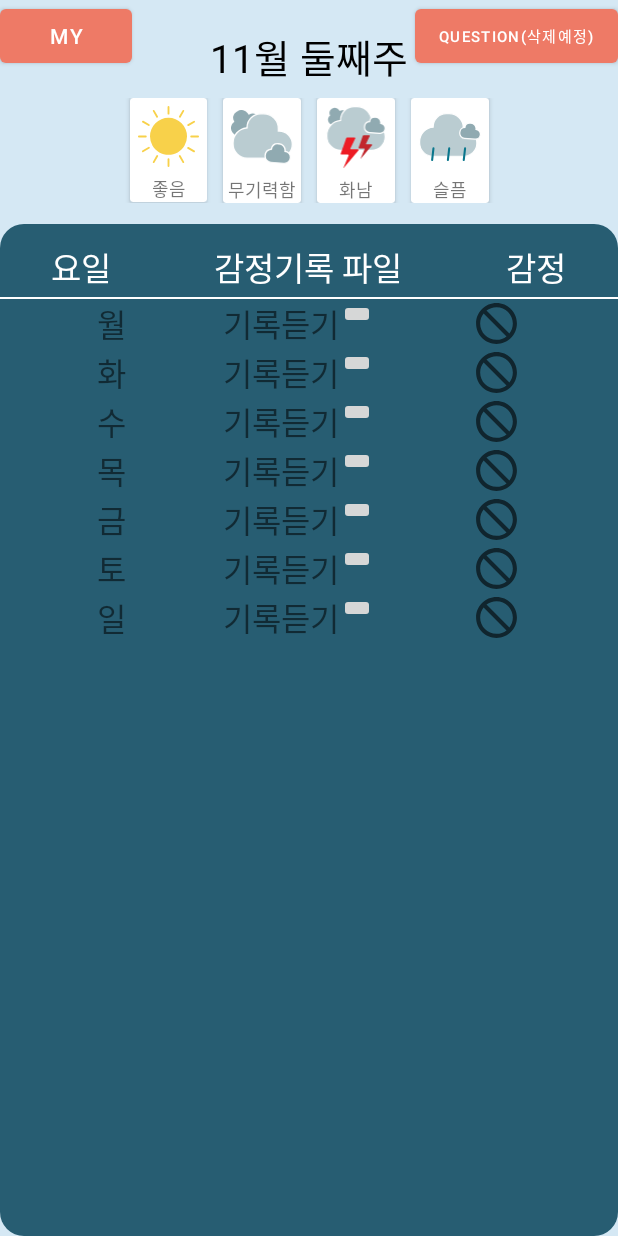
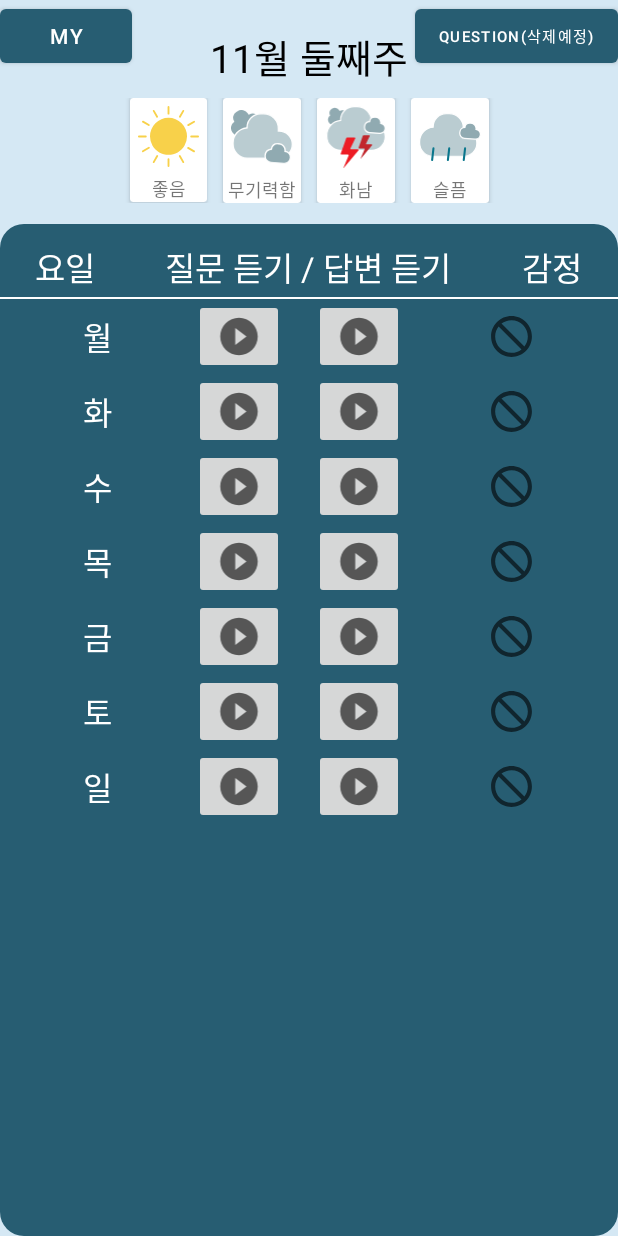
Before and after one commit to DGU-Post-IT/DangNaGwiGwi, an Android app: the screen it shows after launch (MainActivity), on a phone screen of 412 x 824 dp. Run offline under Robolectric (Android 15) with nearby library versions, the phone set to English and light mode, and no system bars; our stand-ins replace Firebase (no records; nobody signed in at launch, a user with empty details on screens opened directly), data binding.

Commit message:
211127 Main, Login Layout 수정

```diff
--- a/app/src/main/java/com/example/postit/MainViewModel.java
+++ b/app/src/main/java/com/example/postit/MainViewModel.java
@@ -50,7 +50,7 @@ public class MainViewModel extends AndroidViewModel {
     void fetchWeeklyData() {
         if (auth.getCurrentUser() == null) return;
         HashMap<String,String> audioMap = new HashMap<>();
-        HashMap<DayOfWeek,Integer> emotionMap = new HashMap<>();
+        HashMap<DayOfWeek,Integer> emotionMap2 = new HashMap<>();
 
         Log.d("mainviewmodel", "fetch data" + "");
         db.collection("users").document(auth.getCurrentUser().getUid())
@@ -67,10 +67,10 @@ public class MainViewModel extends AndroidViewModel {
                             LocalDate localDate = er.getTime().toInstant() // Date -> Instant
                                     .atZone(ZoneId.systemDefault()) // Instant -> ZonedDateTime
                                     .toLocalDate();
-                            emotionMap.put(localDate.getDayOfWeek(),er.getEmotion());
+                            emotionMap2.put(localDate.getDayOfWeek(),er.getEmotion());
 
                         }
-                        this.emotionMap.setValue(emotionMap);
+                        this.emotionMap.setValue(emotionMap2);
                     }
                 });
         db.collection("users").document(auth.getCurrentUser().getUid())
--- a/app/src/main/res/layout/activity_main.xml
+++ b/app/src/main/res/layout/activity_main.xml
@@ -78,7 +78,7 @@
                     android:layout_height="wrap_content"
                     android:layout_weight="1"
                     android:gravity="center"
-                    android:text="감정기록 파일"
+                    android:text="질문 듣기 / 답변 듣기"
                     android:textColor="@color/white"
                     android:textSize="22sp" />
 
@@ -101,7 +101,7 @@
 
             <include
                 android:id="@+id/monday"
-                layout="@layout/item_day_emotion" />
+                layout="@layout/item_day_emotion"/>
 
             <include
                 android:id="@+id/tuesday"
--- a/app/src/main/res/layout/activity_profile.xml
+++ b/app/src/main/res/layout/activity_profile.xml
@@ -5,7 +5,7 @@
     android:layout_width="match_parent"
     android:layout_height="match_parent"
     xmlns:app="http://schemas.android.com/apk/res-auto"
-    android:background="@color/light_pink">
+    android:background="@color/sky_blue">
 
     <EditText
         android:id="@+id/id_edit_text"
@@ -48,9 +48,10 @@
         android:layout_width="0dp"
         android:layout_height="0dp"
         android:layout_marginTop="12dp"
-        android:background="@drawable/radius_button"
+        android:backgroundTint="@color/blue_green"
         android:text="로그인"
-        android:textColor="@color/black"
+        android:textColor="@color/white"
+
         android:textSize="20sp" />
 
     <androidx.appcompat.widget.AppCompatButton
@@ -102,6 +103,7 @@
             android:layout_height="wrap_content"
             android:layout_marginTop="20dp"
             android:id="@+id/button_notification"
+            android:backgroundTint="@color/blue_green"
             android:layout_gravity="center"/>
 
 
--- a/app/src/main/res/layout/item_day_emotion.xml
+++ b/app/src/main/res/layout/item_day_emotion.xml
@@ -4,7 +4,7 @@
     xmlns:app="http://schemas.android.com/apk/res-auto"
     xmlns:tools="http://schemas.android.com/tools"
     android:layout_width="match_parent"
-    android:layout_height="wrap_content">
+    android:layout_height="50dp">
 
     <TextView
         android:id="@+id/week_day_text_view"
@@ -17,11 +17,12 @@
         app:layout_constraintEnd_toStartOf="@id/play_layout"
         app:layout_constraintStart_toStartOf="parent"
         app:layout_constraintTop_toTopOf="parent"
-        tools:text="월" />
+        tools:text="월"
+        android:textColor="@color/white"/>
 
     <LinearLayout
         android:layout_width="wrap_content"
-        android:layout_height="0dp"
+        android:layout_height="50dp"
         android:id="@+id/play_layout"
         app:layout_constraintTop_toTopOf="@id/week_day_text_view"
         app:layout_constraintBottom_toBottomOf="@id/week_day_text_view"
@@ -30,20 +31,21 @@
         android:orientation="horizontal"
         >
 
-        <TextView
-            android:id="@+id/play_text_view"
-            android:layout_width="wrap_content"
-            android:layout_height="wrap_content"
-            android:maxLines="1"
-            android:gravity="center"
-            android:textSize="21sp"
-            android:text="기록듣기" />
+        <ImageButton
+            android:id="@+id/play_button_question"
+            android:layout_width="60dp"
+            android:layout_height="50dp"
+            android:src="@drawable/ic_baseline_play_circle_filled_24"
+            android:scaleType="fitCenter"
+            android:layout_marginRight="20dp"/>
 
         <ImageButton
             android:id="@+id/play_button"
-            android:layout_width="wrap_content"
-            android:layout_height="wrap_content"
-            tools:src="@drawable/ic_baseline_play_circle_filled_24" />
+            android:layout_width="60dp"
+            android:layout_height="50dp"
+            android:src="@drawable/ic_baseline_play_circle_filled_24"
+            android:scaleType="fitCenter"
+            />
 
     </LinearLayout>
 
--- a/app/src/main/res/values/themes.xml
+++ b/app/src/main/res/values/themes.xml
@@ -2,8 +2,8 @@
     <!-- Base application theme. -->
     <style name="Theme.PostIT" parent="Theme.MaterialComponents.Light.NoActionBar">
         <!-- Primary brand color. -->
-        <item name="colorPrimary">@color/pink</item>
-        <item name="colorPrimaryVariant">@color/light_pink</item>
+        <item name="colorPrimary">@color/blue_green</item>
+        <item name="colorPrimaryVariant">@color/sky_blue</item>
         <item name="colorOnPrimary">@color/white</item>
         <!-- Secondary brand color. -->
         <item name="colorSecondary">@color/teal_200</item>
```
Also changed, not shown: app/src/main/res/drawable/play_button.png (added).
